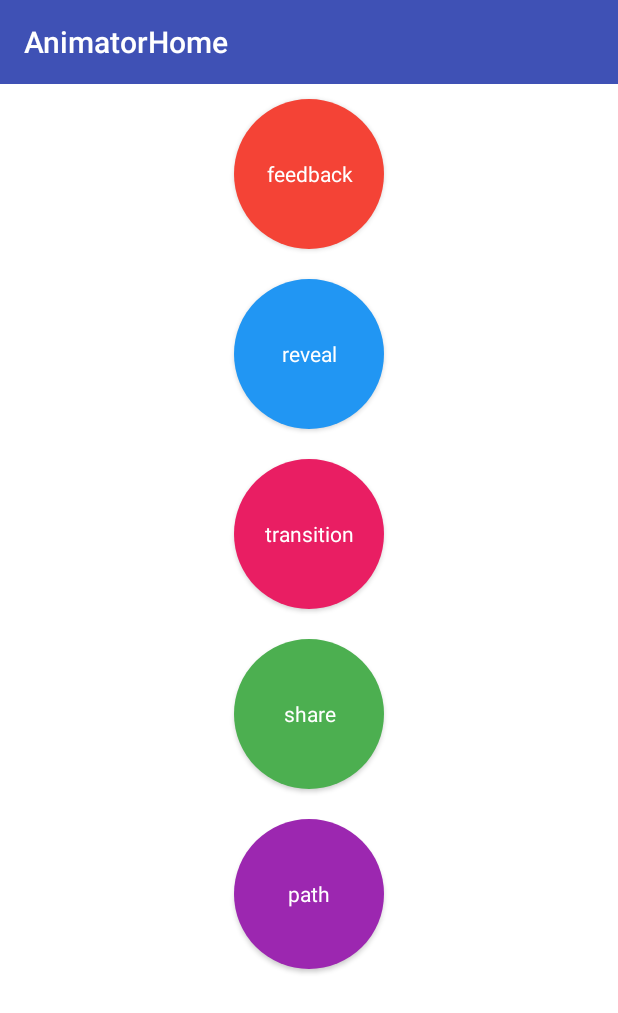
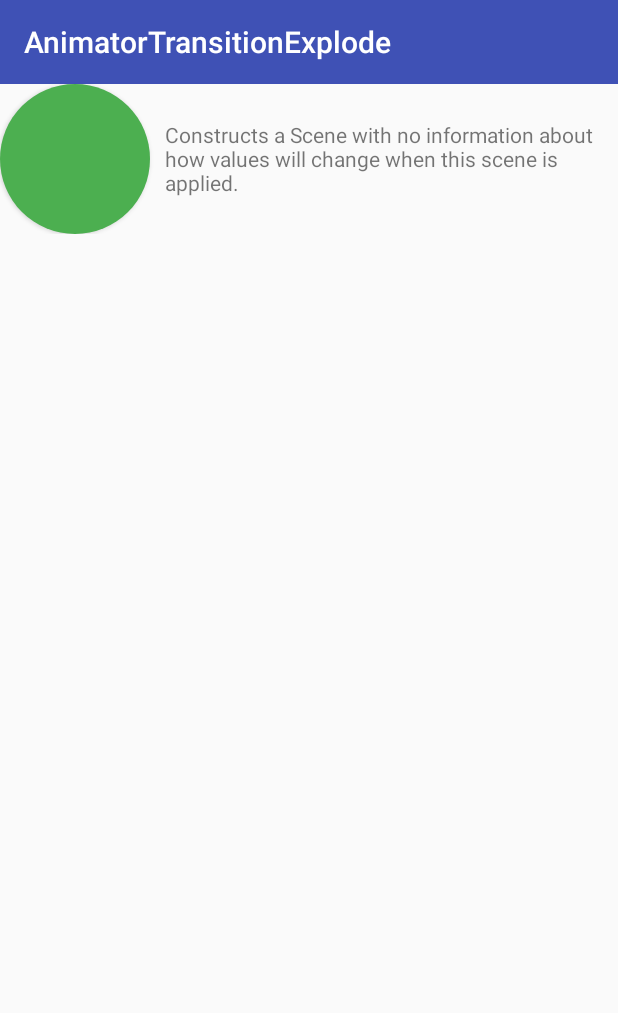
Before and after one commit to huangshouguo/MaterialDesignStudy, an Android app: the AnimatorHomeActivity screen opened directly, with no data from a screen before it, after a tap on "share", on a phone screen of 412 x 824 dp. Shown: the top 1013 px of the screen. Run offline under Robolectric (Android 15) with nearby library versions, the phone set to English and light mode, and no system bars.

Commit message:
add share elements animator

```diff
--- a/app/src/main/java/com/example/hsg/meterialdesignstudy/animator/AnimatorHomeActivity.java
+++ b/app/src/main/java/com/example/hsg/meterialdesignstudy/animator/AnimatorHomeActivity.java
@@ -40,6 +40,7 @@ public class AnimatorHomeActivity extends BaseActivity implements View.OnClickLi
                 AnimatorTransitionActivity.startAction(this);
                 break;
             case R.id.btn_share:
+                AnimatorShareActivity.startAction(this, findViewById(R.id.btn_share));
                 break;
             case R.id.btn_path:
                 break;
--- /dev/null
+++ b/app/src/main/java/com/example/hsg/meterialdesignstudy/animator/AnimatorShareActivity.java
@@ -0,0 +1,26 @@
+package com.example.hsg.meterialdesignstudy.animator;
+
+import android.app.Activity;
+import android.app.ActivityOptions;
+import android.content.Intent;
+import android.os.Bundle;
+import android.view.View;
+
+import com.example.hsg.meterialdesignstudy.BaseActivity;
+import com.example.hsg.meterialdesignstudy.R;
+
+public class AnimatorShareActivity extends BaseActivity {
+
+
+    public static void startAction(Activity context, View view) {
+        Intent intent = new Intent(context, AnimatorShareActivity.class);
+        ActivityOptions options = ActivityOptions.makeSceneTransitionAnimation(context, view, context.getString(R.string.share_elements_name));
+        context.startActivity(intent, options.toBundle());
+    }
+
+    @Override
+    protected void onCreate(Bundle savedInstanceState) {
+        super.onCreate(savedInstanceState);
+        setContentView(R.layout.activity_animator_share);
+    }
+}
--- /dev/null
+++ b/app/src/main/res/layout/activity_animator_share.xml
@@ -0,0 +1,34 @@
+<?xml version="1.0" encoding="utf-8"?>
+<LinearLayout xmlns:android="http://schemas.android.com/apk/res/android"
+    xmlns:app="http://schemas.android.com/apk/res-auto"
+    android:layout_width="match_parent"
+    android:layout_height="match_parent"
+    android:orientation="vertical">
+
+    <android.support.v7.widget.Toolbar
+        android:id="@+id/toolbar"
+        style="@style/ToolbarStyle"
+        app:title="AnimatorTransitionExplode" />
+
+
+    <LinearLayout
+        android:layout_width="match_parent"
+        android:layout_height="wrap_content"
+        android:orientation="horizontal">
+
+        <Button
+            android:layout_width="100dp"
+            android:layout_height="100dp"
+            android:background="@drawable/ic_circle_green"
+            android:transitionName="@string/share_elements_name" />
+
+        <TextView
+            android:layout_width="match_parent"
+            android:layout_height="wrap_content"
+            android:layout_gravity="center"
+            android:paddingLeft="10dp"
+            android:text="Constructs a Scene with no information about how values will change when this scene is applied. " />
+
+    </LinearLayout>
+
+</LinearLayout>
--- a/app/src/main/res/values/strings.xml
+++ b/app/src/main/res/values/strings.xml
@@ -6,4 +6,7 @@
     <string name="navigation_drawer_close">Close navigation drawer</string>
 
     <string name="action_settings">Settings</string>
+
+
+    <string name="share_elements_name">share_elements</string>
 </resources>
--- a/app/src/main/res/values/styles.xml
+++ b/app/src/main/res/values/styles.xml
@@ -13,8 +13,6 @@
         <item name="android:windowBackground">@android:color/transparent</item>
         <item name="android:colorBackgroundCacheHint">@null</item>
         <item name="android:windowIsTranslucent">true</item>
-
-
     </style>
 
     <style name="AppTheme.CustomAnimator" parent="AppTheme">
```
Also changed, not shown: app/src/main/AndroidManifest.xml (+12 -3 lines), app/src/main/res/layout/common_single_content.xml (+3 -5 lines).
